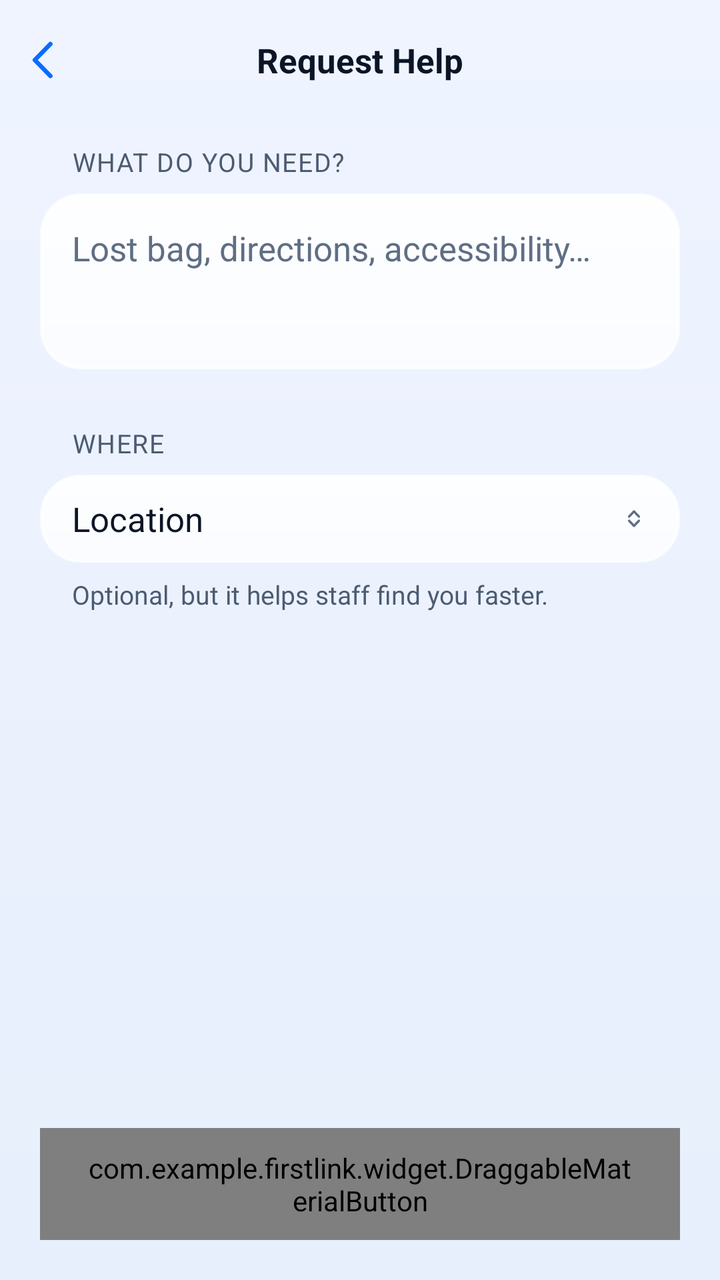
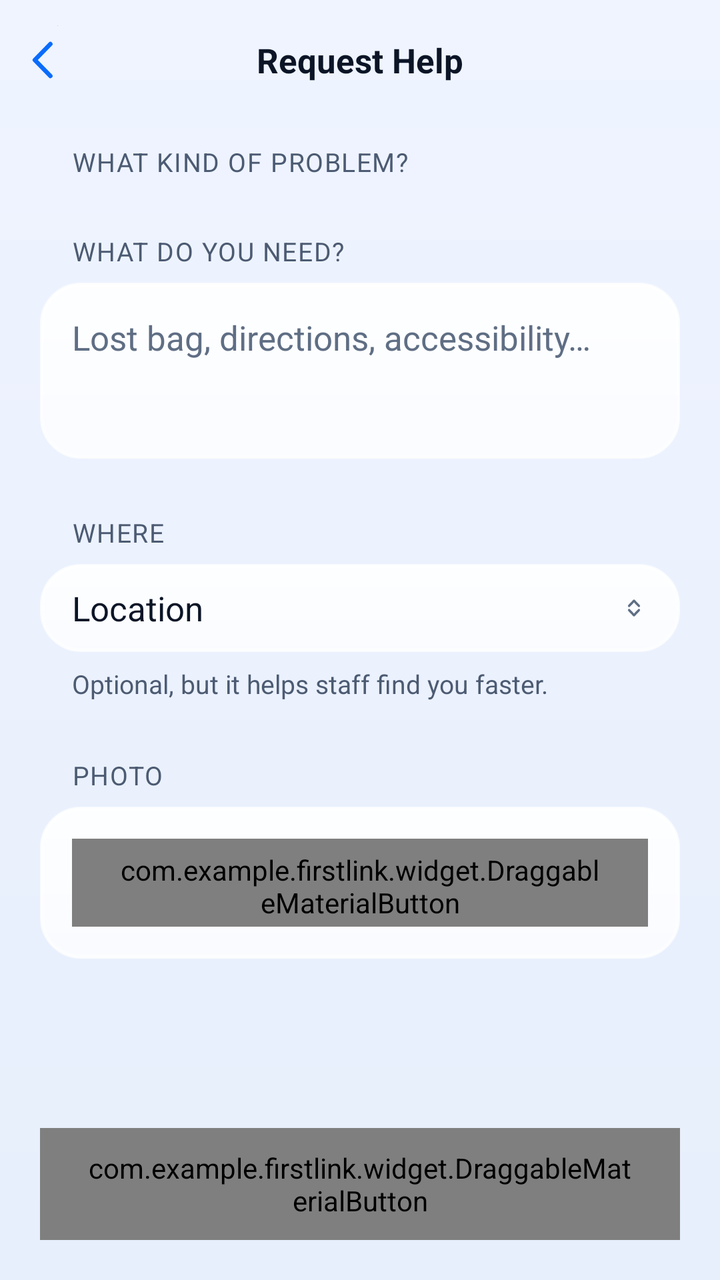

Before-and-after screenshots of an Android layout around one commit, followed by the original layout XML and the change that was made.
<!-- AndroidManifest.xml: application theme Theme.FirstLink -->
<!-- res/layout/attendee_help.xml -->
<?xml version="1.0" encoding="utf-8"?>
<LinearLayout xmlns:android="http://schemas.android.com/apk/res/android"
    xmlns:app="http://schemas.android.com/apk/res-auto"
    android:id="@+id/attendee_help"
    android:fitsSystemWindows="true"
    android:layout_width="match_parent"
    android:layout_height="match_parent"
    android:background="@drawable/bg_page_glass"
    android:orientation="vertical">

    
    <FrameLayout
        android:layout_width="match_parent"
        android:layout_height="44dp"
        android:layout_marginTop="8dp">

        <TextView
            android:layout_width="match_parent"
            android:layout_height="match_parent"
            android:gravity="center"
            android:text="Request Help"
            android:textColor="@color/text_primary"
            android:textSize="17sp"
            android:textStyle="bold" />

        <ImageButton
            android:id="@+id/back_button"
            android:layout_width="44dp"
            android:layout_height="44dp"
            android:layout_gravity="start|center_vertical"
            android:background="?attr/selectableItemBackgroundBorderless"
            android:contentDescription="Back"
            android:padding="10dp"
            android:scaleType="fitCenter"
            android:src="@drawable/ic_back"
            android:tint="@color/brand_primary" />
    </FrameLayout>

    <ScrollView
        android:layout_width="match_parent"
        android:layout_height="0dp"
        android:layout_weight="1"
        android:clipToPadding="false"
        android:fillViewport="true"
        android:scrollbars="none">

        <LinearLayout
            android:layout_width="match_parent"
            android:layout_height="wrap_content"
            android:orientation="vertical"
            android:paddingBottom="24dp">

            
            <TextView
                android:layout_width="match_parent"
                android:layout_height="wrap_content"
                android:layout_marginStart="36dp"
                android:layout_marginTop="20dp"
                android:layout_marginEnd="36dp"
                android:layout_marginBottom="7dp"
                android:letterSpacing="0.04"
                android:text="What do you need?"
                android:textAllCaps="true"
                android:textColor="@color/text_secondary"
                android:textSize="13sp" />

            <LinearLayout
                android:layout_width="match_parent"
                android:layout_height="wrap_content"
                android:layout_marginStart="20dp"
                android:layout_marginEnd="20dp"
                android:background="@drawable/bg_ios_group"
                android:orientation="vertical">

                <EditText
                    android:id="@+id/attendee_help_description"
                    android:layout_width="match_parent"
                    android:layout_height="wrap_content"
                    android:background="@null"
                    android:gravity="top|start"
                    android:hint="Lost bag, directions, accessibility…"
                    android:inputType="textCapSentences|textMultiLine"
                    android:lineSpacingMultiplier="1.25"
                    android:maxLines="6"
                    android:minHeight="88dp"
                    android:padding="16dp"
                    android:textColor="@color/text_primary"
                    android:textColorHint="@color/text_hint"
                    android:textSize="17sp" />
            </LinearLayout>

            
            <TextView
                android:layout_width="match_parent"
                android:layout_height="wrap_content"
                android:layout_marginStart="36dp"
                android:layout_marginTop="28dp"
                android:layout_marginEnd="36dp"
                android:layout_marginBottom="7dp"
                android:letterSpacing="0.04"
                android:text="Where"
                android:textAllCaps="true"
                android:textColor="@color/text_secondary"
                android:textSize="13sp" />

            <LinearLayout
                android:layout_width="match_parent"
                android:layout_height="wrap_content"
                android:layout_marginStart="20dp"
                android:layout_marginEnd="20dp"
                android:background="@drawable/bg_ios_group"
                android:orientation="vertical">

                <LinearLayout
                    android:layout_width="match_parent"
                    android:layout_height="44dp"
                    android:gravity="center_vertical"
                    android:orientation="horizontal">

                    <TextView
                        android:layout_width="wrap_content"
                        android:layout_height="wrap_content"
                        android:paddingStart="16dp"
                        android:paddingEnd="0dp"
                        android:text="Location"
                        android:textColor="@color/text_primary"
                        android:textSize="17sp" />

                    <Spinner
                        android:id="@+id/attendee_help_location_spinner"
                        android:layout_width="0dp"
                        android:layout_height="44dp"
                        android:layout_weight="1"
                        android:background="@null"
                        android:dropDownVerticalOffset="6dp"
                        android:dropDownWidth="match_parent"
                        android:overlapAnchor="false"
                        android:paddingStart="16dp"
                        android:paddingEnd="16dp"
                        android:popupBackground="@drawable/bg_dropdown_glass" />

                    <ImageView
                        android:layout_width="14dp"
                        android:layout_height="14dp"
                        android:layout_marginEnd="16dp"
                        android:contentDescription="@null"
                        android:src="@drawable/ic_sf_chevron_updown"
                        android:tint="@color/text_hint" />
                </LinearLayout>
            </LinearLayout>

            <TextView
                android:layout_width="match_parent"
                android:layout_height="wrap_content"
                android:layout_marginStart="36dp"
                android:layout_marginTop="7dp"
                android:layout_marginEnd="36dp"
                android:lineSpacingMultiplier="1.25"
                android:text="Optional, but it helps staff find you faster."
                android:textColor="@color/text_secondary"
                android:textSize="13sp" />
        </LinearLayout>
    </ScrollView>

    
    <LinearLayout
        android:layout_width="match_parent"
        android:layout_height="wrap_content"
        android:orientation="vertical"
        android:paddingStart="20dp"
        android:paddingTop="8dp"
        android:paddingEnd="20dp"
        android:paddingBottom="20dp">

        <com.example.firstlink.widget.DraggableMaterialButton
            android:id="@+id/attendee_help_send_button"
            style="@style/Widget.FirstLink.Button.Primary"
            android:layout_width="match_parent"
            android:layout_height="56dp"
            android:elevation="0dp"
            android:insetTop="0dp"
            android:insetBottom="0dp"
            android:stateListAnimator="@null"
            android:text="Send Request"
            android:textColor="@color/white"
            android:textSize="17sp"
            android:textStyle="bold"
            app:backgroundTint="@color/brand_primary"
            app:cornerRadius="28dp"
            app:elevation="0dp"
            app:icon="@drawable/ic_sf_paperplane_fill"
            app:iconGravity="textStart"
            app:iconPadding="8dp"
            app:iconSize="20dp"
            app:iconTint="@color/white"
            app:strokeWidth="0dp" />
    </LinearLayout>
</LinearLayout>
<!-- resources referenced by this layout -->
<resources>
  <color name="brand_primary">#0A6CFC</color>
  <color name="text_hint">#5F6E84</color>
  <color name="text_primary">#0B1526</color>
  <color name="text_secondary">#4C5B72</color>
  <color name="white">#FFFFFFFF</color>
  <style name="Theme.FirstLink" parent="Base.Theme.FirstLink" />
  <color name="dialog_glass_surface">#F0F7FAFF</color>
  <color name="glass_rim">#B3FFFFFF</color>
  <color name="glass_sheen_bottom">#B8FFFFFF</color>
  <color name="glass_sheen_top">#E6FFFFFF</color>
  <color name="glass_rim_inner">#59FFFFFF</color>
  <color name="page_bottom">#E7EFFC</color>
  <color name="page_top">#EFF4FF</color>
  <color name="bloom_brand_clear">#000A6CFC</color>
  <color name="bloom_brand">#4D0A6CFC</color>
  <color name="bloom_sky_clear">#0000A3FF</color>
  <color name="bloom_sky">#4700A3FF</color>
  <color name="bloom_white_clear">#00FFFFFF</color>
  <color name="bloom_white">#B3FFFFFF</color>
  <style name="Widget.FirstLink.Button" parent="Widget.Material3.Button">
          <item name="android:stateListAnimator">@animator/button_press_feedback</item>
          <item name="android:textAllCaps">false</item>
          <item name="android:letterSpacing">0</item>
          <item name="shapeAppearanceOverlay">@style/ShapeAppearance.FirstLink.Pill</item>
          <item name="strokeWidth">0dp</item>
      </style>
  <color name="brand_glow">#0A6CFC</color>
  <style name="ShapeAppearance.FirstLink.Pill" parent="">
          <item name="cornerFamily">rounded</item>
          <item name="cornerSize">50%</item>
      </style>
  <color name="brand_primary_container">#240A6CFC</color>
  <color name="brand_on_primary_container">#0B47B0</color>
  <color name="danger">#D70015</color>
  <color name="surface">#EFF4FF</color>
  <color name="border_light">#26355C8C</color>
  <style name="ShapeAppearance.FirstLink.Small" parent="ShapeAppearance.Material3.SmallComponent">
          <item name="cornerSize">18dp</item>
      </style>
  <style name="ShapeAppearance.FirstLink.Medium" parent="ShapeAppearance.Material3.MediumComponent">
          <item name="cornerSize">24dp</item>
      </style>
  <style name="ShapeAppearance.FirstLink.Large" parent="ShapeAppearance.Material3.LargeComponent">
          <item name="cornerSize">30dp</item>
      </style>
  <color name="text_body">#33425A</color>
  <color name="glass_fill">#A6FFFFFF</color>
  <color name="glass_border_strong">#59839FC4</color>
  <color name="glass_ripple">#3D0A6CFC</color>
  <!-- unchanged entries left out for length: 12 -->
</resources>

<!-- the commit's change to res/layout/attendee_help.xml (unified diff, before → after) -->
@@ -49,6 +49,32 @@
             android:layout_height="wrap_content"
             android:orientation="vertical"
             android:paddingBottom="24dp">
+
+            
+            
+            <TextView
+                android:id="@+id/attendee_help_problem_label"
+                android:layout_width="match_parent"
+                android:layout_height="wrap_content"
+                android:layout_marginStart="36dp"
+                android:layout_marginTop="20dp"
+                android:layout_marginEnd="36dp"
+                android:layout_marginBottom="7dp"
+                android:letterSpacing="0.04"
+                android:text="What kind of problem?"
+                android:textAllCaps="true"
+                android:textColor="@color/text_secondary"
+                android:textSize="13sp" />
+
+            <com.google.android.material.chip.ChipGroup
+                android:id="@+id/attendee_help_problem_chips"
+                android:layout_width="match_parent"
+                android:layout_height="wrap_content"
+                android:layout_marginStart="20dp"
+                android:layout_marginEnd="20dp"
+                app:chipSpacingVertical="4dp"
+                app:selectionRequired="false"
+                app:singleSelection="true" />
 
             
             <TextView
@@ -159,6 +185,63 @@
                 android:text="Optional, but it helps staff find you faster."
                 android:textColor="@color/text_secondary"
                 android:textSize="13sp" />
+
+            
+            <TextView
+                android:layout_width="match_parent"
+                android:layout_height="wrap_content"
+                android:layout_marginStart="36dp"
+                android:layout_marginTop="28dp"
+                android:layout_marginEnd="36dp"
+                android:layout_marginBottom="7dp"
+                android:letterSpacing="0.04"
+                android:text="Photo"
+                android:textAllCaps="true"
+                android:textColor="@color/text_secondary"
+                android:textSize="13sp" />
+
+            <LinearLayout
+                android:layout_width="match_parent"
+                android:layout_height="wrap_content"
+                android:layout_marginStart="20dp"
+                android:layout_marginEnd="20dp"
+                android:background="@drawable/bg_ios_group"
+                android:orientation="vertical"
+                android:padding="16dp">
+
+                <com.example.firstlink.widget.DraggableMaterialButton
+                    android:id="@+id/attendee_help_photo_button"
+                    style="@style/Widget.FirstLink.Button.Outlined"
+                    android:layout_width="match_parent"
+                    android:layout_height="44dp"
+                    android:elevation="0dp"
+                    android:insetTop="0dp"
+                    android:insetBottom="0dp"
+                    android:stateListAnimator="@null"
+                    android:text="Add Photo"
+                    android:textColor="@color/brand_primary"
+                    android:textSize="15sp"
+                    app:backgroundTint="@color/card_surface"
+                    app:cornerRadius="22dp"
+                    app:elevation="0dp"
+                    app:icon="@drawable/ic_sf_camera_fill"
+                    app:iconGravity="textStart"
+                    app:iconPadding="8dp"
+                    app:iconSize="18dp"
+                    app:iconTint="@color/brand_primary"
+                    app:strokeColor="@color/border_light"
+                    app:strokeWidth="1dp" />
+
+                <ImageView
+                    android:id="@+id/attendee_help_photo_preview"
+                    android:layout_width="match_parent"
+                    android:layout_height="160dp"
+                    android:layout_marginTop="12dp"
+                    android:adjustViewBounds="true"
+                    android:contentDescription="Attached photo"
+                    android:scaleType="centerCrop"
+                    android:visibility="gone" />
+            </LinearLayout>
         </LinearLayout>
     </ScrollView>
 
<!-- resource entries referenced after the edit -->
@@ -1,10 +1,32 @@
 <!-- resources referenced by this layout -->
 <resources>
   <color name="brand_primary">#0A6CFC</color>
+  <color name="card_surface">#CCFFFFFF</color>
   <color name="text_hint">#5F6E84</color>
   <color name="text_primary">#0B1526</color>
   <color name="text_secondary">#4C5B72</color>
   <color name="white">#FFFFFFFF</color>
+  <!-- drawable ic_sf_camera_fill (drawable) -->
+  <vector xmlns:android="http://schemas.android.com/apk/res/android"
+      android:width="24dp"
+      android:height="24dp"
+      android:viewportWidth="24"
+      android:viewportHeight="24">
+      <path
+          android:fillColor="#FFFFFF"
+          android:fillType="evenOdd"
+          android:pathData="M9.2,3.6 H14.8 L16.1,5.8 H19.4 A2.6,2.6 0 0,1 22,8.4 V17.8 A2.6,2.6 0 0,1 19.4,20.4 H4.6 A2.6,2.6 0 0,1 2,17.8 V8.4 A2.6,2.6 0 0,1 4.6,5.8 H7.9 Z M16.4,13.1 A4.4,4.4 0 1,1 7.6,13.1 A4.4,4.4 0 1,1 16.4,13.1 Z M14.4,13.1 A2.4,2.4 0 1,1 9.6,13.1 A2.4,2.4 0 1,1 14.4,13.1 Z" />
+  </vector>
+  <style name="Widget.FirstLink.Button.Outlined" parent="Widget.FirstLink.Button">
+          <item name="backgroundTint">@color/glass_fill</item>
+          <item name="android:textColor">@color/brand_primary</item>
+          <item name="iconTint">@color/brand_primary</item>
+          <item name="strokeWidth">1dp</item>
+          <item name="strokeColor">@color/glass_border_strong</item>
+          <item name="android:elevation">0dp</item>
+          <item name="elevation">0dp</item>
+          <item name="rippleColor">@color/glass_ripple</item>
+      </style>
   <style name="Theme.FirstLink" parent="Base.Theme.FirstLink" />
   <color name="dialog_glass_surface">#F0F7FAFF</color>
   <color name="glass_rim">#B3FFFFFF</color>
